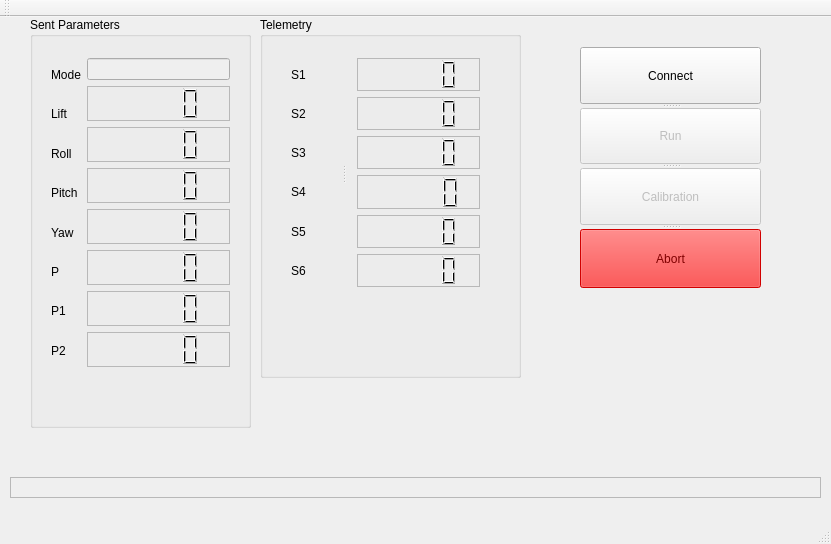
Before: the Qt Designer form pc/GUI/mainwindow.ui in Imara90/ERTS, drawn with Qt 5.
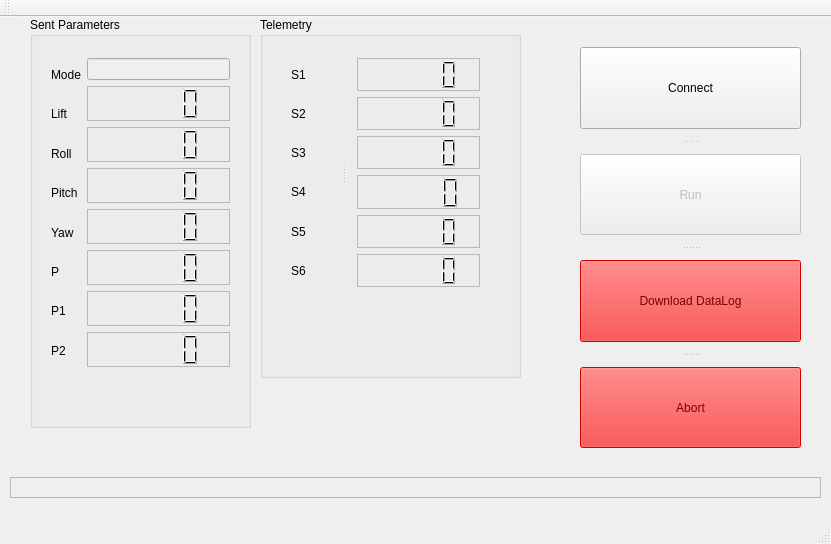
After: the same form once the commit is applied.

What changed in the file:
```diff
--- a/pc/GUI/mainwindow.ui
+++ b/pc/GUI/mainwindow.ui
@@ -395,46 +395,468 @@
      </widget>
     </widget>
    </widget>
-   <widget class="QSplitter" name="splitter_3">
+   <widget class="QSplitter" name="splitter_2">
     <property name="geometry">
      <rect>
       <x>580</x>
       <y>30</y>
-      <width>181</width>
-      <height>241</height>
+      <width>221</width>
+      <height>401</height>
      </rect>
     </property>
+    <property name="sizePolicy">
+     <sizepolicy hsizetype="Fixed" vsizetype="Fixed">
+      <horstretch>0</horstretch>
+      <verstretch>0</verstretch>
+     </sizepolicy>
+    </property>
     <property name="orientation">
      <enum>Qt::Vertical</enum>
     </property>
-    <widget class="QSplitter" name="splitter_2">
-     <property name="orientation">
-      <enum>Qt::Vertical</enum>
+    <property name="handleWidth">
+     <number>25</number>
+    </property>
+    <widget class="QPushButton" name="CommButt">
+     <property name="text">
+      <string>Connect</string>
      </property>
-     <widget class="QPushButton" name="CommButt">
-      <property name="text">
-       <string>Connect</string>
-      </property>
-     </widget>
-     <widget class="QPushButton" name="RunButt">
-      <property name="enabled">
-       <bool>false</bool>
-      </property>
-      <property name="toolTip">
-       <string>Controls the QR</string>
-      </property>
-      <property name="text">
-       <string>Run</string>
-      </property>
-     </widget>
-     <widget class="QPushButton" name="pushButton_2">
-      <property name="enabled">
-       <bool>false</bool>
-      </property>
-      <property name="text">
-       <string>Calibration</string>
-      </property>
-     </widget>
+    </widget>
+    <widget class="QPushButton" name="RunButt">
+     <property name="enabled">
+      <bool>false</bool>
+     </property>
+     <property name="toolTip">
+      <string>Controls the QR</string>
+     </property>
+     <property name="text">
+      <string>Run</string>
+     </property>
+    </widget>
+    <widget class="QPushButton" name="SaveDL">
+     <property name="enabled">
+      <bool>false</bool>
+     </property>
+     <property name="palette">
+      <palette>
+       <active>
+        <colorrole role="WindowText">
+         <brush brushstyle="SolidPattern">
+          <color alpha="255">
+           <red>0</red>
+           <green>0</green>
+           <blue>0</blue>
+          </color>
+         </brush>
+        </colorrole>
+        <colorrole role="Button">
+         <brush brushstyle="SolidPattern">
+          <color alpha="255">
+           <red>255</red>
+           <green>0</green>
+           <blue>0</blue>
+          </color>
+         </brush>
+        </colorrole>
+        <colorrole role="Light">
+         <brush brushstyle="SolidPattern">
+          <color alpha="255">
+           <red>255</red>
+           <green>127</green>
+           <blue>127</blue>
+          </color>
+         </brush>
+        </colorrole>
+        <colorrole role="Midlight">
+         <brush brushstyle="SolidPattern">
+          <color alpha="255">
+           <red>255</red>
+           <green>63</green>
+           <blue>63</blue>
+          </color>
+         </brush>
+        </colorrole>
+        <colorrole role="Dark">
+         <brush brushstyle="SolidPattern">
+          <color alpha="255">
+           <red>127</red>
+           <green>0</green>
+           <blue>0</blue>
+          </color>
+         </brush>
+        </colorrole>
+        <colorrole role="Mid">
+         <brush brushstyle="SolidPattern">
+          <color alpha="255">
+           <red>170</red>
+           <green>0</green>
+           <blue>0</blue>
+          </color>
+         </brush>
+        </colorrole>
+        <colorrole role="Text">
+         <brush brushstyle="SolidPattern">
+          <color alpha="255">
+           <red>0</red>
+           <green>0</green>
+           <blue>0</blue>
+          </color>
+         </brush>
+        </colorrole>
+        <colorrole role="BrightText">
+         <brush brushstyle="SolidPattern">
+          <color alpha="255">
+           <red>255</red>
+           <green>255</green>
+           <blue>255</blue>
+          </color>
+         </brush>
+        </colorrole>
+        <colorrole role="ButtonText">
+         <brush brushstyle="SolidPattern">
+          <color alpha="255">
+           <red>0</red>
+           <green>0</green>
+           <blue>0</blue>
+          </color>
+         </brush>
+        </colorrole>
+        <colorrole role="Base">
+         <brush brushstyle="SolidPattern">
+          <color alpha="255">
+           <red>255</red>
+           <green>255</green>
+           <blue>255</blue>
+          </color>
+         </brush>
+        </colorrole>
+        <colorrole role="Window">
+         <brush brushstyle="SolidPattern">
+          <color alpha="255">
+           <red>255</red>
+           <green>0</green>
+           <blue>0</blue>
+          </color>
+         </brush>
+        </colorrole>
+        <colorrole role="Shadow">
+         <brush brushstyle="SolidPattern">
+          <color alpha="255">
+           <red>0</red>
+           <green>0</green>
+           <blue>0</blue>
+          </color>
+         </brush>
+        </colorrole>
+        <colorrole role="AlternateBase">
+         <brush brushstyle="SolidPattern">
+          <color alpha="255">
+           <red>255</red>
+           <green>127</green>
+           <blue>127</blue>
+          </color>
+         </brush>
+        </colorrole>
+        <colorrole role="ToolTipBase">
+         <brush brushstyle="SolidPattern">
+          <color alpha="255">
+           <red>255</red>
+           <green>255</green>
+           <blue>220</blue>
+          </color>
+         </brush>
+        </colorrole>
+        <colorrole role="ToolTipText">
+         <brush brushstyle="SolidPattern">
+          <color alpha="255">
+           <red>0</red>
+           <green>0</green>
+           <blue>0</blue>
+          </color>
+         </brush>
+        </colorrole>
+       </active>
+       <inactive>
+        <colorrole role="WindowText">
+         <brush brushstyle="SolidPattern">
+          <color alpha="255">
+           <red>0</red>
+           <green>0</green>
+           <blue>0</blue>
+          </color>
+         </brush>
+        </colorrole>
+        <colorrole role="Button">
+         <brush brushstyle="SolidPattern">
+          <color alpha="255">
+           <red>255</red>
+           <green>0</green>
+           <blue>0</blue>
+          </color>
+         </brush>
+        </colorrole>
+        <colorrole role="Light">
+         <brush brushstyle="SolidPattern">
+          <color alpha="255">
+           <red>255</red>
+           <green>127</green>
+           <blue>127</blue>
+          </color>
+         </brush>
+        </colorrole>
+        <colorrole role="Midlight">
+         <brush brushstyle="SolidPattern">
+          <color alpha="255">
+           <red>255</red>
+           <green>63</green>
+           <blue>63</blue>
+          </color>
+         </brush>
+        </colorrole>
+        <colorrole role="Dark">
+         <brush brushstyle="SolidPattern">
+          <color alpha="255">
+           <red>127</red>
+           <green>0</green>
+           <blue>0</blue>
+          </color>
+         </brush>
+        </colorrole>
+        <colorrole role="Mid">
+         <brush brushstyle="SolidPattern">
+          <color alpha="255">
+           <red>170</red>
+           <green>0</green>
+           <blue>0</blue>
+          </color>
+         </brush>
+        </colorrole>
+        <colorrole role="Text">
+         <brush brushstyle="SolidPattern">
+          <color alpha="255">
+           <red>0</red>
+           <green>0</green>
+           <blue>0</blue>
+          </color>
+         </brush>
+        </colorrole>
+        <colorrole role="BrightText">
+         <brush brushstyle="SolidPattern">
+          <color alpha="255">
+           <red>255</red>
+           <green>255</green>
+           <blue>255</blue>
+          </color>
+         </brush>
+        </colorrole>
+        <colorrole role="ButtonText">
+         <brush brushstyle="SolidPattern">
+          <color alpha="255">
+           <red>0</red>
+           <green>0</green>
+           <blue>0</blue>
+          </color>
+         </brush>
+        </colorrole>
+        <colorrole role="Base">
+         <brush brushstyle="SolidPattern">
+          <color alpha="255">
+           <red>255</red>
+           <green>255</green>
+           <blue>255</blue>
+          </color>
+         </brush>
+        </colorrole>
+        <colorrole role="Window">
+         <brush brushstyle="SolidPattern">
+          <color alpha="255">
+           <red>255</red>
+           <green>0</green>
+           <blue>0</blue>
+          </color>
+         </brush>
+        </colorrole>
+        <colorrole role="Shadow">
+         <brush brushstyle="SolidPattern">
+          <color alpha="255">
+           <red>0</red>
+           <green>0</green>
+           <blue>0</blue>
+          </color>
+         </brush>
+        </colorrole>
+        <colorrole role="AlternateBase">
+         <brush brushstyle="SolidPattern">
+          <color alpha="255">
+           <red>255</red>
+           <green>127</green>
+           <blue>127</blue>
+          </color>
+         </brush>
+        </colorrole>
+        <colorrole role="ToolTipBase">
+         <brush brushstyle="SolidPattern">
+          <color alpha="255">
+           <red>255</red>
+           <green>255</green>
+           <blue>220</blue>
+          </color>
+         </brush>
+        </colorrole>
+        <colorrole role="ToolTipText">
+         <brush brushstyle="SolidPattern">
+          <color alpha="255">
+           <red>0</red>
+           <green>0</green>
+           <blue>0</blue>
+          </color>
+         </brush>
+        </colorrole>
+       </inactive>
+       <disabled>
+        <colorrole role="WindowText">
+         <brush brushstyle="SolidPattern">
+          <color alpha="255">
+           <red>127</red>
+           <green>0</green>
+           <blue>0</blue>
+          </color>
+         </brush>
+        </colorrole>
+        <colorrole role="Button">
+         <brush brushstyle="SolidPattern">
+          <color alpha="255">
+           <red>255</red>
+           <green>0</green>
+           <blue>0</blue>
+          </color>
+         </brush>
+        </colorrole>
+        <colorrole role="Light">
+         <brush brushstyle="SolidPattern">
+          <color alpha="255">
+           <red>255</red>
+           <green>127</green>
+           <blue>127</blue>
+          </color>
+         </brush>
+        </colorrole>
+        <colorrole role="Midlight">
+         <brush brushstyle="SolidPattern">
+          <color alpha="255">
+           <red>255</red>
+           <green>63</green>
+           <blue>63</blue>
+          </color>
+         </brush>
+        </colorrole>
+        <colorrole role="Dark">
+         <brush brushstyle="SolidPattern">
+          <color alpha="255">
+           <red>127</red>
+           <green>0</green>
+           <blue>0</blue>
+          </color>
+         </brush>
+        </colorrole>
+        <colorrole role="Mid">
+         <brush brushstyle="SolidPattern">
+          <color alpha="255">
+           <red>170</red>
+           <green>0</green>
+           <blue>0</blue>
+          </color>
+         </brush>
+        </colorrole>
+        <colorrole role="Text">
+         <brush brushstyle="SolidPattern">
+          <color alpha="255">
+           <red>127</red>
+           <green>0</green>
+           <blue>0</blue>
+          </color>
+         </brush>
+        </colorrole>
+        <colorrole role="BrightText">
+         <brush brushstyle="SolidPattern">
+          <color alpha="255">
+           <red>255</red>
+           <green>255</green>
+           <blue>255</blue>
+          </color>
+         </brush>
+        </colorrole>
+        <colorrole role="ButtonText">
+         <brush brushstyle="SolidPattern">
+          <color alpha="255">
+           <red>127</red>
+           <green>0</green>
+           <blue>0</blue>
+          </color>
+         </brush>
+        </colorrole>
+        <colorrole role="Base">
+         <brush brushstyle="SolidPattern">
+          <color alpha="255">
+           <red>255</red>
+           <green>0</green>
+           <blue>0</blue>
+          </color>
+         </brush>
+        </colorrole>
+        <colorrole role="Window">
+         <brush brushstyle="SolidPattern">
+          <color alpha="255">
+           <red>255</red>
+           <green>0</green>
+           <blue>0</blue>
+          </color>
+         </brush>
+        </colorrole>
+        <colorrole role="Shadow">
+         <brush brushstyle="SolidPattern">
+          <color alpha="255">
+           <red>0</red>
+           <green>0</green>
+           <blue>0</blue>
+          </color>
+         </brush>
+        </colorrole>
+        <colorrole role="AlternateBase">
+         <brush brushstyle="SolidPattern">
+          <color alpha="255">
+           <red>255</red>
+           <green>0</green>
+           <blue>0</blue>
+          </color>
+         </brush>
+        </colorrole>
+        <colorrole role="ToolTipBase">
+         <brush brushstyle="SolidPattern">
+          <color alpha="255">
+           <red>255</red>
+           <green>255</green>
+           <blue>220</blue>
+          </color>
+         </brush>
+        </colorrole>
+        <colorrole role="ToolTipText">
+         <brush brushstyle="SolidPattern">
+          <color alpha="255">
+           <red>0</red>
+           <green>0</green>
+           <blue>0</blue>
+          </color>
+         </brush>
+        </colorrole>
+       </disabled>
+      </palette>
+     </property>
+     <property name="toolTip">
+      <string>Controls the QR</string>
+     </property>
+     <property name="text">
+      <string>Download DataLog</string>
+     </property>
     </widget>
     <widget class="QPushButton" name="Abort">
      <property name="enabled">
```
Left out of the diff: 1 changed line with no effect on the pictures.
